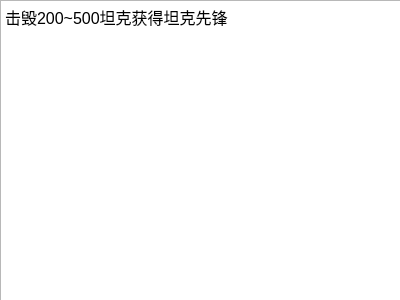
Old version of the form TankGame/number_3.ui in the repository anlowee/TankGame.
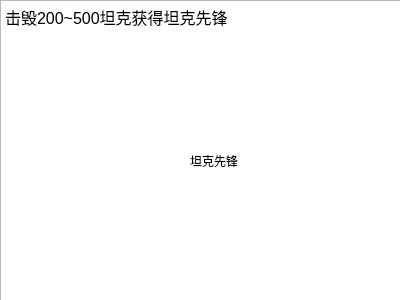
New version of the form. Icons and pictures are not drawn.

Patch:
```diff
--- a/TankGame/number_3.ui
+++ b/TankGame/number_3.ui
@@ -30,6 +30,22 @@
 &lt;p style=&quot; margin-top:12px; margin-bottom:12px; margin-left:0px; margin-right:0px; -qt-block-indent:0; text-indent:0px;&quot;&gt;&lt;span style=&quot; font-family:'宋体'; font-size:12pt;&quot;&gt;击毁200~500坦克获得坦克先锋&lt;/span&gt;&lt;span style=&quot; font-family:'Calibri'; font-size:12pt;&quot;&gt;&lt;br /&gt;&lt;/span&gt;&lt;/p&gt;&lt;/body&gt;&lt;/html&gt;</string>
    </property>
   </widget>
+  <widget class="QLabel" name="label">
+   <property name="geometry">
+    <rect>
+     <x>190</x>
+     <y>110</y>
+     <width>81</width>
+     <height>101</height>
+    </rect>
+   </property>
+   <property name="styleSheet">
+    <string notr="true">border-image: url(:/sample/photo/honor/honor_1bg.png);</string>
+   </property>
+   <property name="text">
+    <string>坦克先锋</string>
+   </property>
+  </widget>
  </widget>
  <resources/>
  <connections/>
```
